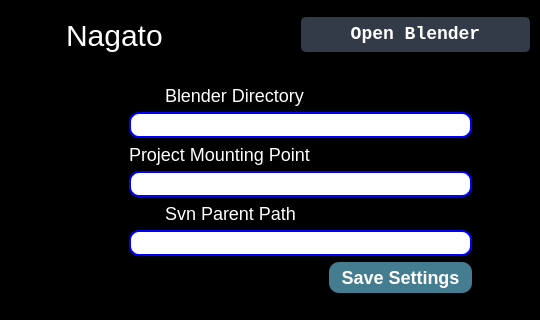
Before: the Qt Designer form genesis.ui in Aderemi-Adesada/GENESIS, drawn with Qt 5; both pictures show x 0 to 540 and y 0 to 320 of the 540 by 855 pixel window.
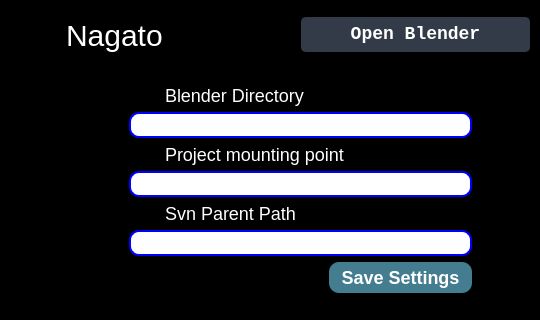
After: the same form once the commit is applied. The open tabs and pages were chosen to show the change. Icons and pictures are not drawn.

What changed in the file:
```diff
--- a/genesis.ui
+++ b/genesis.ui
@@ -797,11 +797,31 @@
              <item>
               <layout class="QVBoxLayout" name="verticalLayout_2">
                <item>
-                <widget class="QLabel" name="label_4">
-                 <property name="text">
-                  <string>Project Mounting Point</string>
-                 </property>
-                </widget>
+                <layout class="QHBoxLayout" name="horizontalLayout_10">
+                 <item>
+                  <widget class="QLabel" name="label_8">
+                   <property name="maximumSize">
+                    <size>
+                     <width>30</width>
+                     <height>16777215</height>
+                    </size>
+                   </property>
+                   <property name="text">
+                    <string/>
+                   </property>
+                   <property name="pixmap">
+                    <pixmap resource="resources.qrc">:/icons/icons/24x24/cil-folder-open.png</pixmap>
+                   </property>
+                  </widget>
+                 </item>
+                 <item>
+                  <widget class="QLabel" name="label_9">
+                   <property name="text">
+                    <string>Project mounting point</string>
+                   </property>
+                  </widget>
+                 </item>
+                </layout>
                </item>
                <item>
                 <widget class="QLineEdit" name="project_mounting_point_input"/>
```
Left out of the diff: 12 changed lines with no effect on the pictures.
